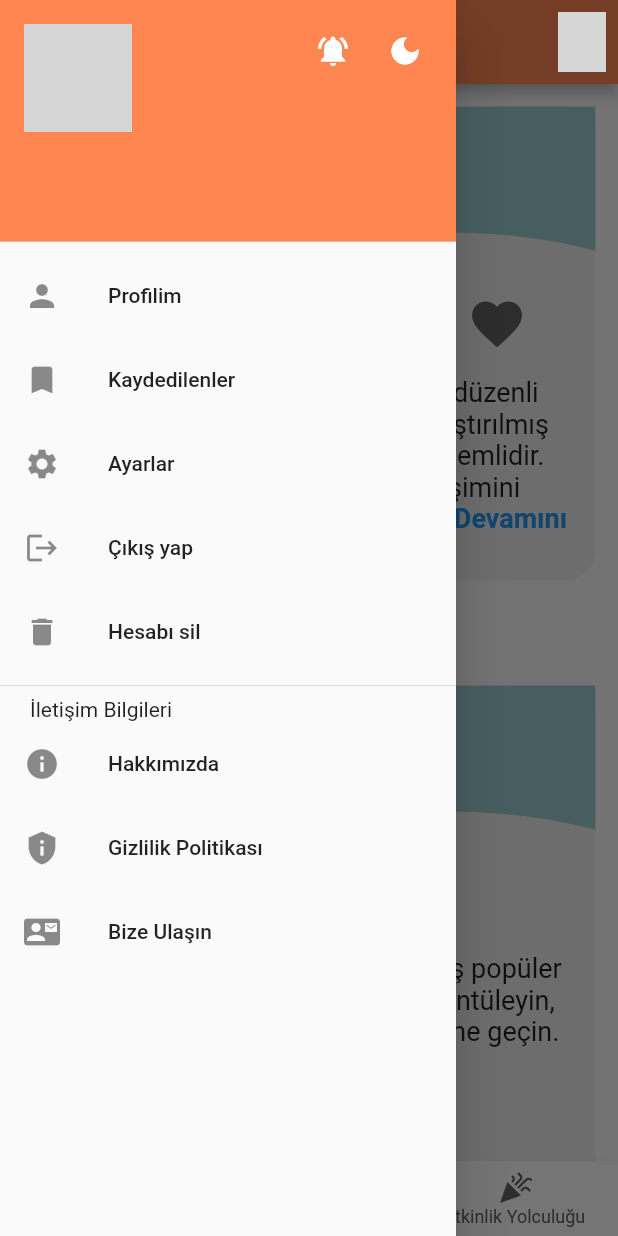
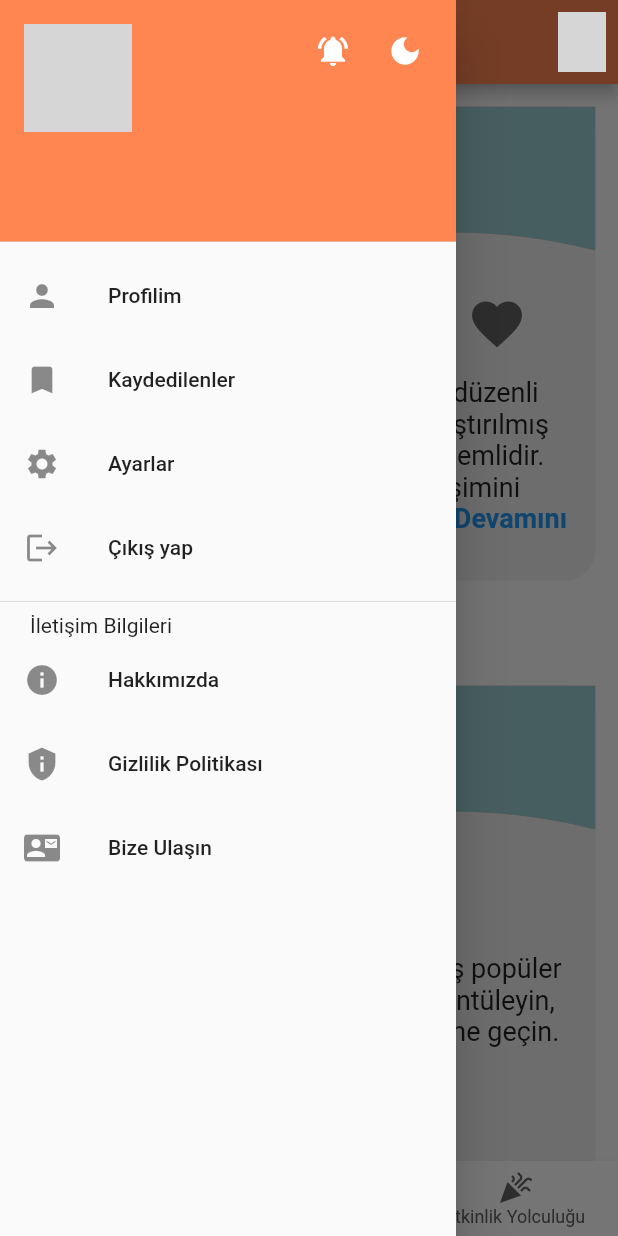
Before and after one commit to berinackr/f21, a Flutter app: the screen it shows once a user with an empty profile is signed in, with the side drawer open, on a phone screen of 412 x 824 dp. Run offline on Flutter 3.47's test engine with Material 2 defaults, Android fonts, the phone set to English and light mode, and no system bars; drawn by our look-alikes of convex_bottom_bar, google_mobile_ads, readmore; our stand-ins replace audio_video_progress_bar, cloud_firestore, connectivity_plus, dotted_border, file_picker, firebase_auth and 21 more; missing offline and left inert: game_levels_scrolling_map; accounts and stored records are empty; network calls fail; grey boxes are pictures that could not be loaded.

Commit message:
Drawer'daki kullanılmayan tabler silindi.

```diff
--- a/lib/features/home/screens/home_screen.dart
+++ b/lib/features/home/screens/home_screen.dart
@@ -205,18 +205,6 @@ class _HomeScreenState extends ConsumerState<HomeScreen> {
                                           Navigator.pop(context);
                                         },
                                       ),
-                                      ListTile(
-                                        leading: const Icon(
-                                          Icons.delete,
-                                        ),
-                                        title: const Text('Hesabı sil'),
-                                        onTap: () {
-                                          // Update the state of the app
-                                          // ...
-                                          // Then close the drawer
-                                          Navigator.pop(context);
-                                        },
-                                      ),
                                       const Divider(),
                                       Container(
                                         padding:
```
